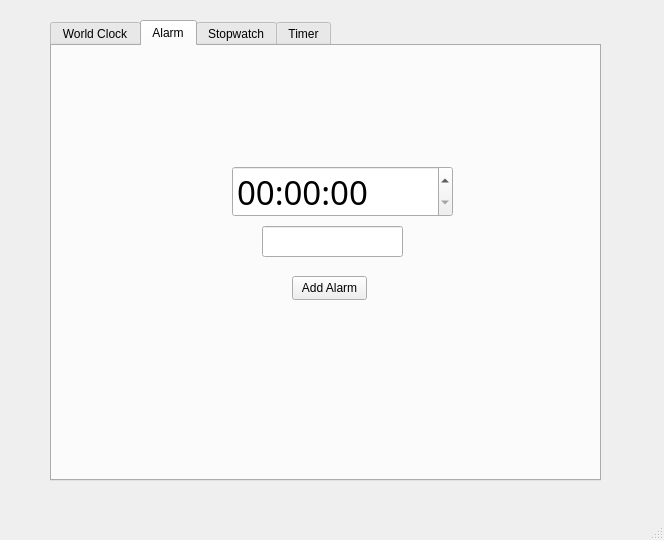
This is PyLearn7-Assignment25/mainwindow.ui in MahdiAhmadiKamal/PyLearn7-GUI as Qt 5 draws it before an edit. The edited form follows.
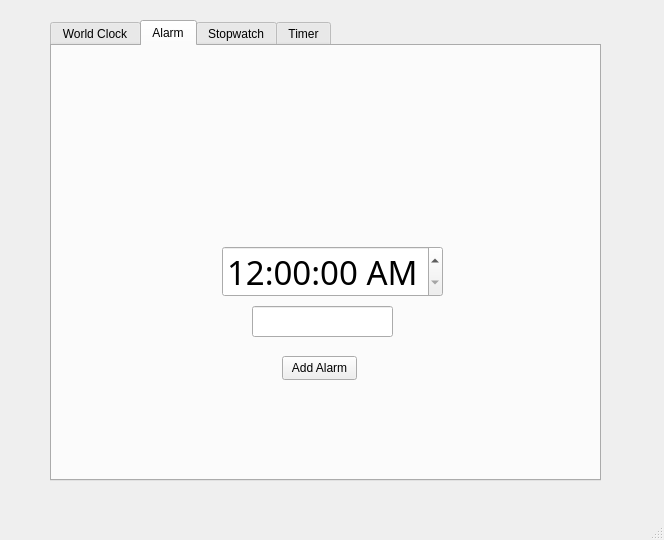
This is the edited form.

```diff
--- a/PyLearn7-Assignment25/mainwindow.ui
+++ b/PyLearn7-Assignment25/mainwindow.ui
@@ -99,8 +99,8 @@
      <widget class="QPushButton" name="btn_add_alarm">
       <property name="geometry">
        <rect>
-        <x>240</x>
-        <y>230</y>
+        <x>230</x>
+        <y>310</y>
         <width>75</width>
         <height>24</height>
        </rect>
@@ -112,18 +112,24 @@
      <widget class="QLineEdit" name="tbx_new_alarm_name">
       <property name="geometry">
        <rect>
-        <x>210</x>
-        <y>180</y>
+        <x>200</x>
+        <y>260</y>
         <width>141</width>
         <height>31</height>
        </rect>
       </property>
+      <property name="font">
+       <font>
+        <pointsize>14</pointsize>
+        <bold>false</bold>
+       </font>
+      </property>
      </widget>
      <widget class="QTimeEdit" name="bx_time">
       <property name="geometry">
        <rect>
-        <x>180</x>
-        <y>120</y>
+        <x>170</x>
+        <y>200</y>
         <width>221</width>
         <height>51</height>
        </rect>
@@ -135,7 +141,7 @@
        </font>
       </property>
       <property name="displayFormat">
-       <string>hh:mm:ss</string>
+       <string>hh:mm:ss AP</string>
       </property>
      </widget>
      <widget class="QWidget" name="layoutWidget">
```
Left out of the diff: 3 changed lines with no effect on the pictures.
